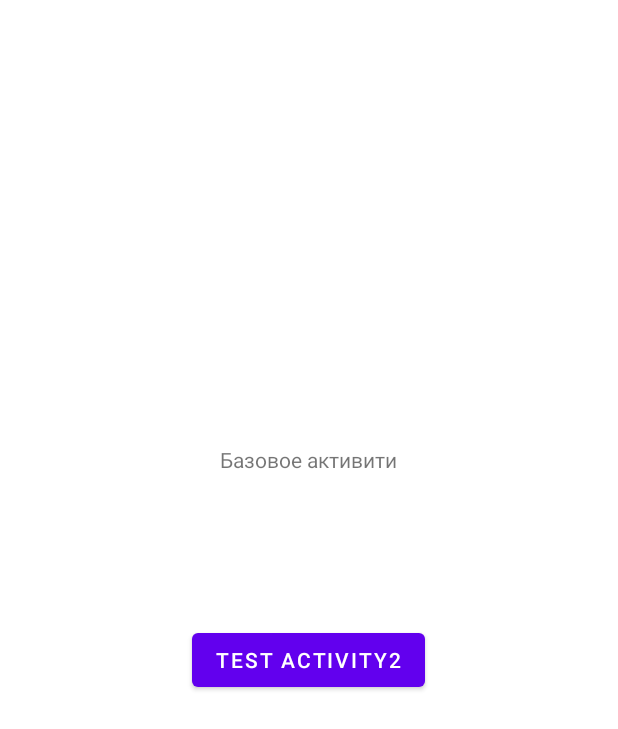
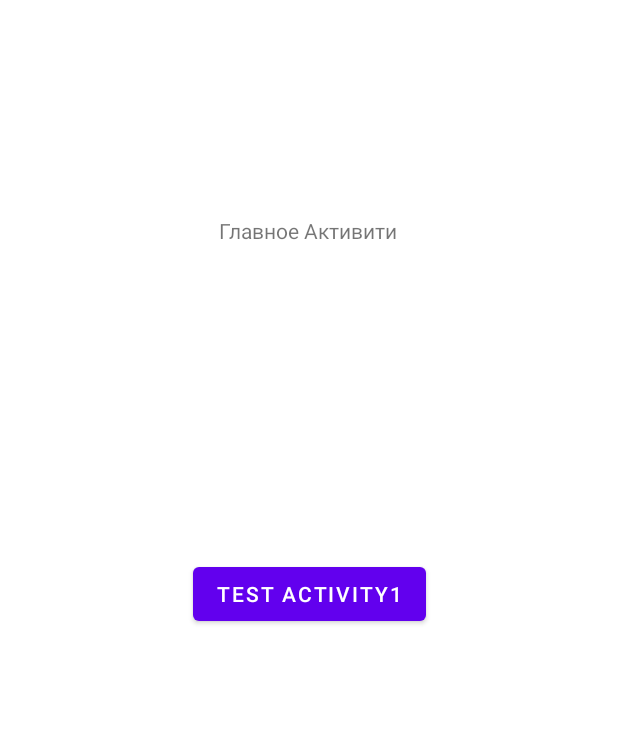
Before and after one commit to Descalzo1980/Kotlin, an Android app: the layout activity_main.xml on its own in the app's theme, with its tools: preview values and no code run, on a phone screen of 412 x 824 dp. Shown: the top 729 px of the screen. Run offline under Robolectric (Android 15) with nearby library versions, the phone set to English and light mode, and no system bars.

Commit message:
убил час на корректный переход

```diff
--- a/app/src/main/res/layout/activity_main.xml
+++ b/app/src/main/res/layout/activity_main.xml
@@ -2,31 +2,34 @@
 <androidx.constraintlayout.widget.ConstraintLayout xmlns:android="http://schemas.android.com/apk/res/android"
     xmlns:app="http://schemas.android.com/apk/res-auto"
     xmlns:tools="http://schemas.android.com/tools"
+    android:id="@+id/testView"
     android:layout_width="match_parent"
     android:layout_height="match_parent"
     android:visibility="visible"
     tools:context=".MainActivity">
 
     <TextView
-        android:id="@+id/textView2"
+        android:id="@+id/tvMessageMain"
         android:layout_width="wrap_content"
         android:layout_height="wrap_content"
-        android:text="Базовое активити"
-        app:layout_constraintBottom_toBottomOf="parent"
+        android:layout_marginTop="144dp"
+        android:text="Главное Активити"
         app:layout_constraintEnd_toEndOf="parent"
         app:layout_constraintHorizontal_bias="0.498"
         app:layout_constraintStart_toStartOf="parent"
-        app:layout_constraintTop_toTopOf="parent"
-        app:layout_constraintVertical_bias="0.369" />
+        app:layout_constraintTop_toTopOf="parent" />
 
     <Button
-        android:id="@+id/button2"
+        android:id="@+id/tvMessage"
         android:layout_width="wrap_content"
         android:layout_height="wrap_content"
-        android:layout_marginTop="119dp"
-        android:onClick="onClickGoTest2"
-        android:text="Test Activity2"
-        app:layout_constraintEnd_toEndOf="@+id/textView2"
-        app:layout_constraintStart_toStartOf="@+id/textView2"
-        app:layout_constraintTop_toTopOf="@+id/textView2" />
+        android:layout_marginTop="228dp"
+        android:onClick="onClickTest1"
+        android:text="Test Activity1"
+        app:layout_constraintEnd_toEndOf="@+id/tvMessageMain"
+        app:layout_constraintHorizontal_bias="0.486"
+        app:layout_constraintStart_toStartOf="@+id/tvMessageMain"
+        app:layout_constraintTop_toTopOf="@+id/tvMessageMain" />
+
+
 </androidx.constraintlayout.widget.ConstraintLayout>
```
Also changed, not shown: app/src/main/AndroidManifest.xml (+4 -7 lines), app/src/main/java/com/example/myfirstapp/MainActivity.kt (+4 -5 lines), app/src/main/java/com/example/myfirstapp/TestActivity1.kt (+9 -8 lines), app/src/main/java/com/example/myfirstapp/TestActivity2.kt (deleted, +0 -12 lines), app/src/main/res/layout/activity_test1.xml (+4 -5 lines), app/src/main/res/layout/layout_test2.xml (deleted, +0 -17 lines).
